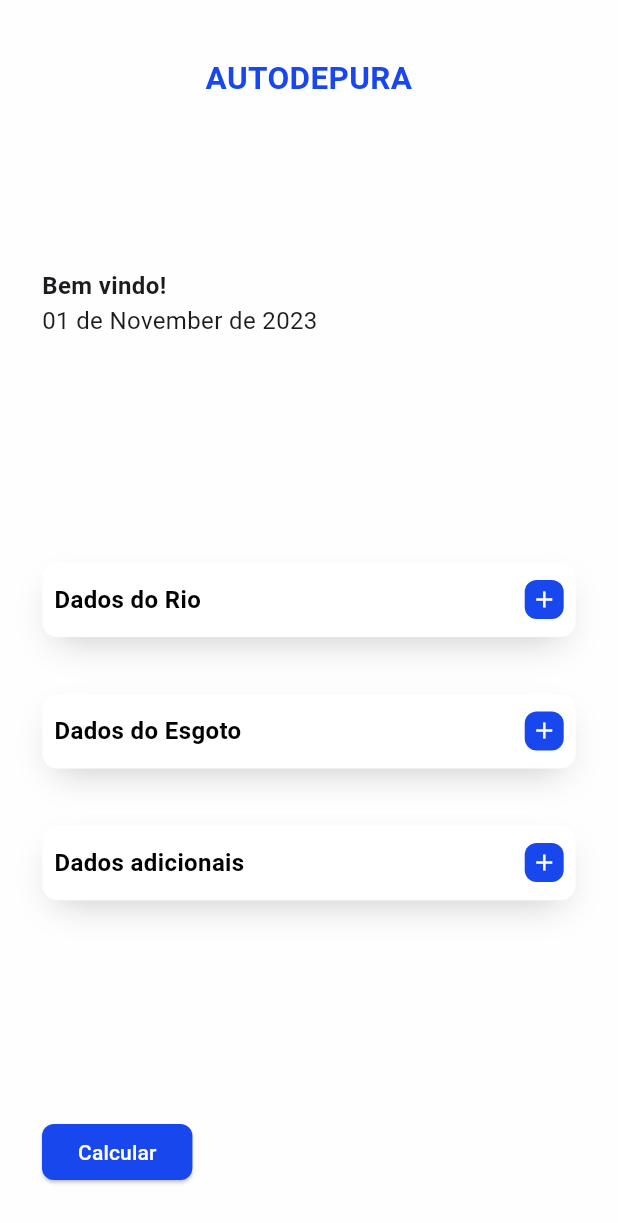
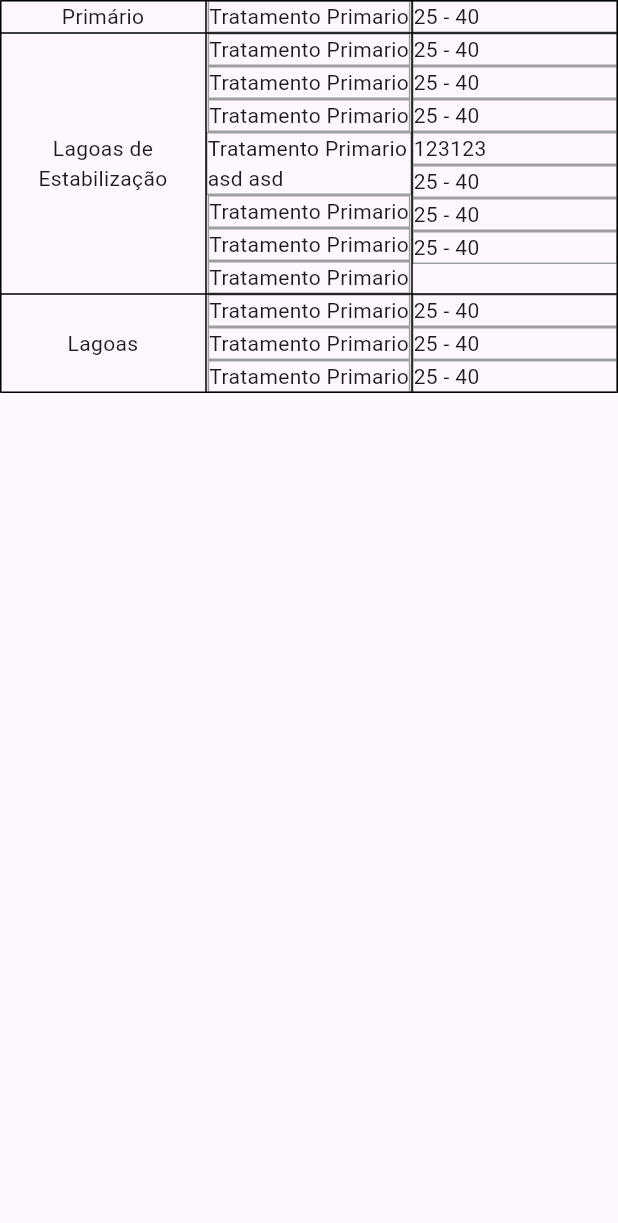
Before and after one commit to jvictorpdl/AutoDepuraF, a Flutter app: the screen it shows after launch, after a tap on "Calcular", on a phone screen of 412 x 824 dp. Shown: the top 1223 px of the screen. Run offline on Flutter 3.47's test engine with Material 2 defaults, Android fonts, the phone set to English and light mode, and no system bars; our stand-ins replace bloc, flutter_bloc, freezed_annotation, get_it.

Commit message:
Criando tabelas

```diff
--- a/lib/core/routes/routes.dart
+++ b/lib/core/routes/routes.dart
@@ -1,6 +1,7 @@
 import 'package:auto_depura/ui/pages/dados_do_rio/dados_do_rio.dart';
 import 'package:auto_depura/ui/pages/dados_do_esgoto/dados_do_esgoto.dart';
 import 'package:auto_depura/ui/pages/home/home.dart';
+import 'package:auto_depura/ui/pages/tables/tables_page.dart';
 import 'package:flutter/material.dart';
 
 class Routes {
@@ -19,6 +20,10 @@ class Routes {
         return MaterialPageRoute(
           builder: (context) => const DadosDoEsgotoPage(),
         );
+      case "/tables":
+        return MaterialPageRoute(
+          builder: (context) => TablesPage(),
+        );
       default:
         return MaterialPageRoute(
           builder: (context) => const HomePage(),
--- a/lib/ui/pages/home/home.dart
+++ b/lib/ui/pages/home/home.dart
@@ -65,9 +65,12 @@ class HomePage extends StatelessWidget {
                 onPressed: () {},
               ),
               const Spacer(flex: 4),
-              Expanded(
+              SizedBox(
+                width: double.infinity,
+                child: Tooltip(
+                  message: "",
                   child: ElevatedButton(
-                  onPressed: () {},
+                    onPressed: () => Navigator.of(context).pushNamed("/tables"),
                     style: ElevatedButton.styleFrom(
                       backgroundColor: AppColors.accent,
                       foregroundColor: Colors.white,
@@ -78,6 +81,7 @@ class HomePage extends StatelessWidget {
                     child: const Text("Calcular"),
                   ),
                 ),
+              ),
               const Spacer(),
             ],
           ),
--- /dev/null
+++ b/lib/ui/pages/tables/tables_page.dart
@@ -0,0 +1,107 @@
+import 'package:flutter/material.dart';
+
+class TableContent {
+  final String header;
+  final List<(String, String)> content;
+
+  const TableContent({
+    required this.header,
+    required this.content,
+  });
+}
+
+class TablesPage extends StatelessWidget {
+  TablesPage({super.key});
+
+  final List<TableContent> values = [
+    const TableContent(
+      header: "Primário",
+      content: [
+        ("Tratamento Primario", "25 - 40"),
+      ],
+    ),
+    const TableContent(
+      header: "Lagoas de Estabilização",
+      content: [
+        ("Tratamento Primario", "25 - 40"),
+        ("Tratamento Primario", "25 - 40"),
+        ("Tratamento Primario", "25 - 40"),
+        ("Tratamento Primario asd asd", "123123"),
+        ("Tratamento Primario", "25 - 40"),
+        ("Tratamento Primario", "25 - 40"),
+        ("Tratamento Primario", "25 - 40"),
+      ],
+    ),
+    const TableContent(
+      header: "Lagoas",
+      content: [
+        ("Tratamento Primario", "25 - 40"),
+        ("Tratamento Primario", "25 - 40"),
+        ("Tratamento Primario", "25 - 40"),
+      ],
+    ),
+  ];
+
+  @override
+  Widget build(BuildContext context) {
+    return Scaffold(
+      body: SafeArea(
+        child: SingleChildScrollView(
+          child: Table(
+            border: TableBorder.all(
+              color: Colors.black,
+            ),
+            children: [
+              for (var row in values)
+                TableRow(
+                  children: [
+                    TableCell(
+                      verticalAlignment: TableCellVerticalAlignment.middle,
+                      child: Text(
+                        row.header,
+                        textAlign: TextAlign.center,
+                      ),
+                    ),
+                    Column(
+                      children: List.generate(
+                        row.content.length,
+                        (index) => Container(
+                          decoration: BoxDecoration(
+                            border: Border.all(
+                              color: Colors.grey,
+                            ),
+                          ),
+                          child: Text(
+                            row.content[index].$1,
+                          ),
+                        ),
+                      ),
+                    ),
+                    Expanded(
+                      child: Column(
+                        mainAxisAlignment: MainAxisAlignment.center,
+                        children: List.generate(
+                          row.content.length,
+                          (index) => Container(
+                            width: double.infinity,
+                            decoration: BoxDecoration(
+                              border: Border.all(
+                                color: Colors.grey,
+                              ),
+                            ),
+                            child: Text(
+                              row.content[index].$2,
+                            ),
+                          ),
+                        ),
+                      ),
+                    ),
+                  ],
+                )
+            ],
+          ),
+        ),
+      ),
+    );
+  }
+}
```
Lines whose indentation alone changed are shown as unchanged.
